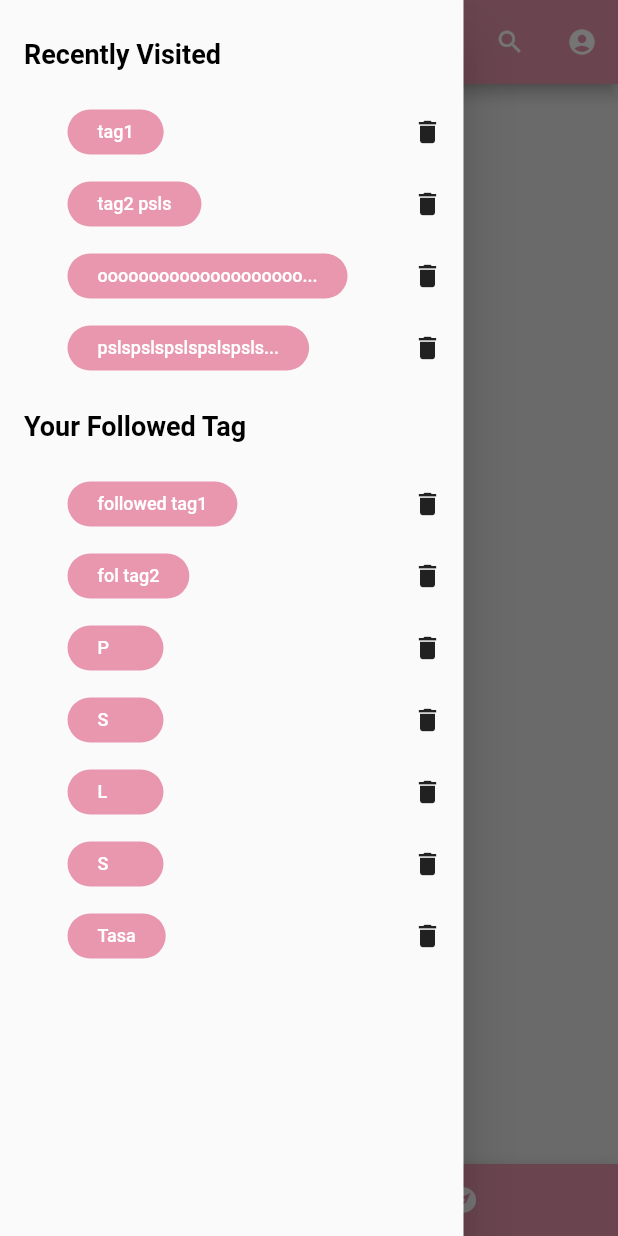
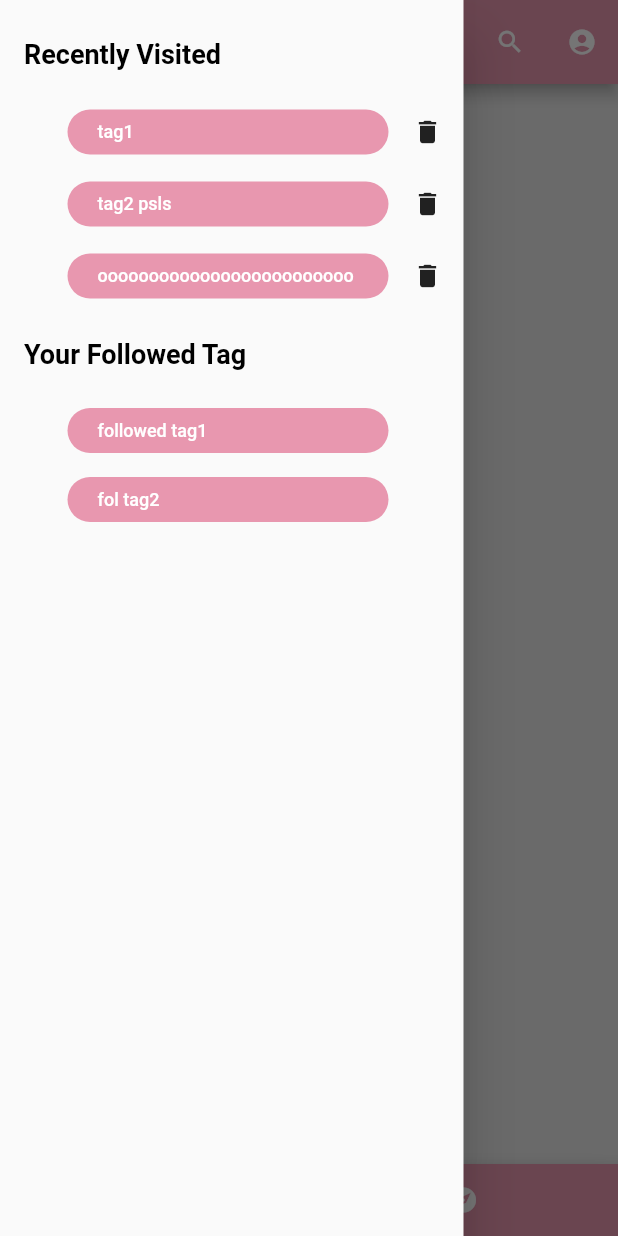
Before and after one commit to Thinc-Cu-Stack-Exchange/cu_problem_exchange, a Flutter app: the screen it shows after launch, with the side drawer open, on a phone screen of 412 x 824 dp. Run offline on Flutter 3.47's test engine with Material 2 defaults, Android fonts, the light colour scheme and no system bars; our stand-ins replace get, image_picker.

Commit message:
edit drawer and paste it in new file

```diff
--- a/lib/page/home.dart
+++ b/lib/page/home.dart
@@ -1,79 +1,11 @@
 import 'dart:math';
 
 import 'package:cu_problem_exchange/widget/tabbar.dart';
+import 'package:cu_problem_exchange/widget/drawer.dart';
 import 'package:flutter/material.dart';
 import 'package:get/get.dart';
 
 import '../route_names.dart';
-
-class      CreateTag extends StatelessWidget {
-  String tagname;
-  var maxLength = 20;
-  var iconSize = 20.0;
-
-  CreateTag({super.key, required this.tagname});
-
-  @override
-  Widget build(BuildContext context) {
-    if (tagname.length > maxLength) {
-      tagname = tagname.substring(0, maxLength);
-      tagname += "...";
-    }
-    return Padding(
-      padding: const EdgeInsets.fromLTRB(45, 0, 0, 0),
-      child: Row(
-        mainAxisAlignment: MainAxisAlignment.spaceBetween,
-        children: [
-          SizedBox(
-            height: 30,
-            // width: margin_inside + (tagname.length)*7 + margin_inside,
-            child: Container(
-              decoration: BoxDecoration(
-                borderRadius: BorderRadius.circular(18),
-                color: const Color(0xffe897af),
-              ),
-              child: TextButton(
-                onPressed: () {},
-                style: ButtonStyle(
-                    alignment: Alignment.centerLeft, // <-- had to set alignment
-                    padding: MaterialStateProperty.all<EdgeInsetsGeometry>(
-                      const EdgeInsets.symmetric(horizontal: 20),
-                    ),
-
-                ),
-                child: Text(
-                  tagname,
-                  style: const TextStyle(
-                    fontSize: 12,
-                    color: Color(0xffffffff),
-                  ),
-                  maxLines: 1,
-                  textAlign: TextAlign.left,
-                ),
-              ),
-            ),
-          ),
-          IconButton(
-              onPressed: () {},
-              icon: Icon(
-                Icons.delete,
-                size: iconSize,
-              )
-          )
-        ],
-      ),
-    );
-  }
-
-  Size _textSize(String text, TextStyle style) {
-    final TextPainter textPainter = TextPainter(
-        text: TextSpan(text: text, style: style),
-        maxLines: 1,
-        textDirection: TextDirection.ltr)
-      ..layout(minWidth: 0, maxWidth: double.infinity);
-    return textPainter.size;
-  }
-}
 
 
 class Home extends GetView<HomeController> {
@@ -88,58 +20,8 @@ class Home extends GetView<HomeController> {
             appBar: const CustomTopBar(
               tag: 'Home',
             ),
-            drawer: SizedBox(
-                width: drawerWidth,
-                child: Drawer(
-                  child: ListView(
-                    children: [
-                      const SizedBox(
-                        height: 8,
-                      ),
-                      const ListTile(
-                        title: Text(
-                          "Recently Visited",
-                          style: TextStyle(
-                            fontSize: 18,
-                            color: Color(0xff000000),
-                            fontWeight: FontWeight.w600,
-                          ),
-                        ),
-                      ),
-                      Column(
-                        children: [
-                          CreateTag(tagname: "tag1"),
-                          CreateTag(tagname: "tag2 psls"),
-                          CreateTag(tagname: "ooooooooooooooooooooooooooo"),
-                          CreateTag(
-                              tagname: "pslspslspslspslspslspslspslspslspslspslspslspslspslspsls")
-                        ],
-                      ),
-                      const ListTile(
-                        title: Text(
-                          "Your Followed Tag",
-                          style: TextStyle(
-                            fontSize: 18,
-                            color: Color(0xff000000),
-                            fontWeight: FontWeight.w600,
-                          ),
-                        ),
-                      ),
-                      Column(
-                        children: [
-                          CreateTag(tagname: "followed tag1"),
-                          CreateTag(tagname: "fol tag2"),
-                          CreateTag(tagname: "P"),
-                          CreateTag(tagname: "S"),
-                          CreateTag(tagname: "L"),
-                          CreateTag(tagname: "S"),
-                          CreateTag(tagname: "Tasa"),
-                        ],
-                      ),
-                    ],
-                  ),
-                )
-            ),
+            drawer: CreateDrawer(drawerWidth: drawerWidth,),
+
             bottomNavigationBar: const CustomBotBar(),
             backgroundColor: const Color(0xffE7E7E7),
             floatingActionButtonLocation:
--- /dev/null
+++ b/lib/widget/drawer.dart
@@ -0,0 +1,126 @@
+import 'package:flutter/material.dart';
+
+class CreateDrawer extends StatelessWidget {
+  final double drawerWidth;
+
+  CreateDrawer({super.key,required this.drawerWidth});
+
+  @override
+  Widget build(BuildContext context) {
+    return SizedBox(
+        width: drawerWidth,
+        child: Drawer(
+          child: ListView(
+            children: [
+              const SizedBox(
+                height: 8,
+              ),
+              const ListTile(
+                title: Text(
+                  "Recently Visited",
+                  style: TextStyle(
+                    fontSize: 18,
+                    color: Color(0xff000000),
+                    fontWeight: FontWeight.w600,
+                  ),
+                ),
+              ),
+              Column(
+                children: [
+                  CreateTag(tagname: "tag1",drawerWidth: drawerWidth,deletableTag: true,),
+                  CreateTag(tagname: "tag2 psls",drawerWidth: drawerWidth,deletableTag: true,),
+                  CreateTag(tagname: "ooooooooooooooooooooooooooooooo",drawerWidth: drawerWidth,deletableTag: true,),
+                ],
+              ),
+              const ListTile(
+                title: Text(
+                  "Your Followed Tag",
+                  style: TextStyle(
+                    fontSize: 18,
+                    color: Color(0xff000000),
+                    fontWeight: FontWeight.w600,
+                  ),
+                ),
+              ),
+              Column(
+                children: [
+                  CreateTag(tagname: "followed tag1",drawerWidth: drawerWidth,),
+                  CreateTag(tagname: "fol tag2",drawerWidth: drawerWidth,),
+
+                ],
+              )
+              ,
+            ]
+            ,
+          )
+          ,
+        )
+    );
+  }
+}
+
+class CreateTag extends StatelessWidget {
+  String tagname;
+  var iconSize = 20.0;
+  final double tagHeight = 30.0;
+  final double drawerWidth;
+  final double frontMargin = 45;
+  var deletableTag;
+  CreateTag({super.key, required this.tagname, required this.drawerWidth, this.deletableTag = false});
+
+  @override
+  Widget build(BuildContext context) {
+    final double tagWidth = drawerWidth - iconSize - frontMargin - 30;
+    return Padding(
+      padding: const EdgeInsets.fromLTRB(45, 0, 0, 0),
+      child: Row(
+        mainAxisAlignment: MainAxisAlignment.spaceBetween,
+        children: [
+          Padding(
+            padding: const EdgeInsets.fromLTRB(0, 8, 0, 8),
+            child: SizedBox(
+              height: tagHeight,
+              width: tagWidth,
+              child: Container(
+                decoration: BoxDecoration(
+                  borderRadius: BorderRadius.circular(18),
+                  color: const Color(0xffe897af),
+                ),
+                child: TextButton(
+                  onPressed: () {},
+                  style: ButtonStyle(
+                    alignment: Alignment.centerLeft, // <-- had to set alignment
+                    padding: MaterialStateProperty.all<EdgeInsetsGeometry>(
+                      const EdgeInsets.symmetric(horizontal: 20),
+                    ),
+                    //maximumSize: MaterialStateProperty.all<Size>(Size(200, tagHeight))
+
+                  ),
+                  child: Text(
+                    tagname,
+                    style: const TextStyle(
+                      fontSize: 12,
+                      color: Color(0xffffffff),
+                    ),
+                    maxLines: 1,
+                    textAlign: TextAlign.left,
+                  ),
+                ),
+              ),
+            ),
+          ),
+          (deletableTag) ?
+          IconButton(
+              onPressed: () {},
+              icon: Icon(
+                Icons.delete,
+                size: iconSize,
+              )
+          ) : SizedBox(
+            height: iconSize,
+          ),
+        ],
+      ),
+    );
+  }
+}
```
